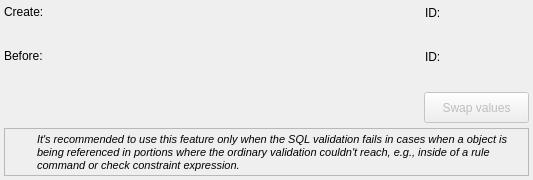
The window that libpgmodeler_ui/ui/swapobjectsidswidget.ui (pgmodeler/pgmodeler) describes before a commit, drawn with Qt 5.
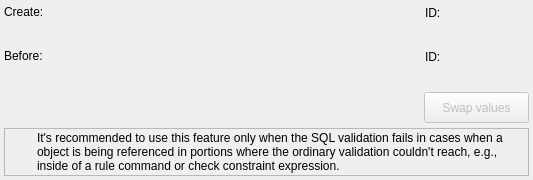
The same window after the commit. Icons and pictures are not drawn.

Diff of the .ui file:
```diff
--- a/libpgmodeler_ui/ui/swapobjectsidswidget.ui
+++ b/libpgmodeler_ui/ui/swapobjectsidswidget.ui
@@ -213,9 +213,7 @@
       </property>
       <property name="font">
        <font>
-        <pointsize>8</pointsize>
         <weight>50</weight>
-        <italic>true</italic>
         <bold>false</bold>
         <underline>false</underline>
         <strikeout>false</strikeout>
```
Left out of the diff: 2 changed lines with no effect on the pictures.
